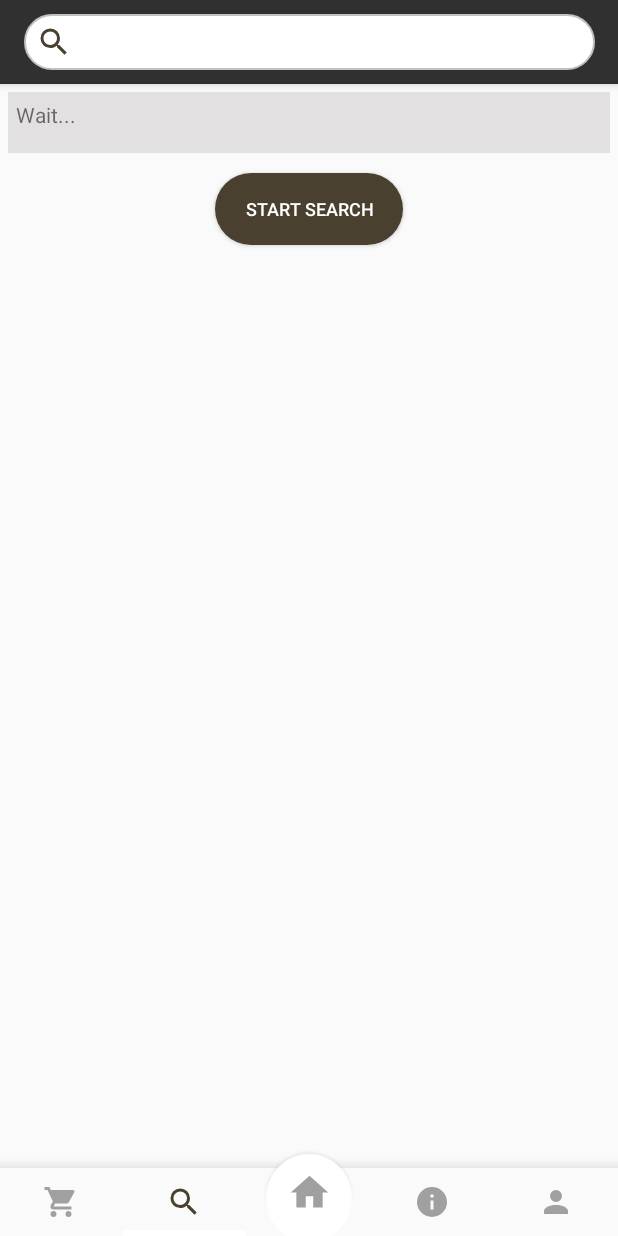
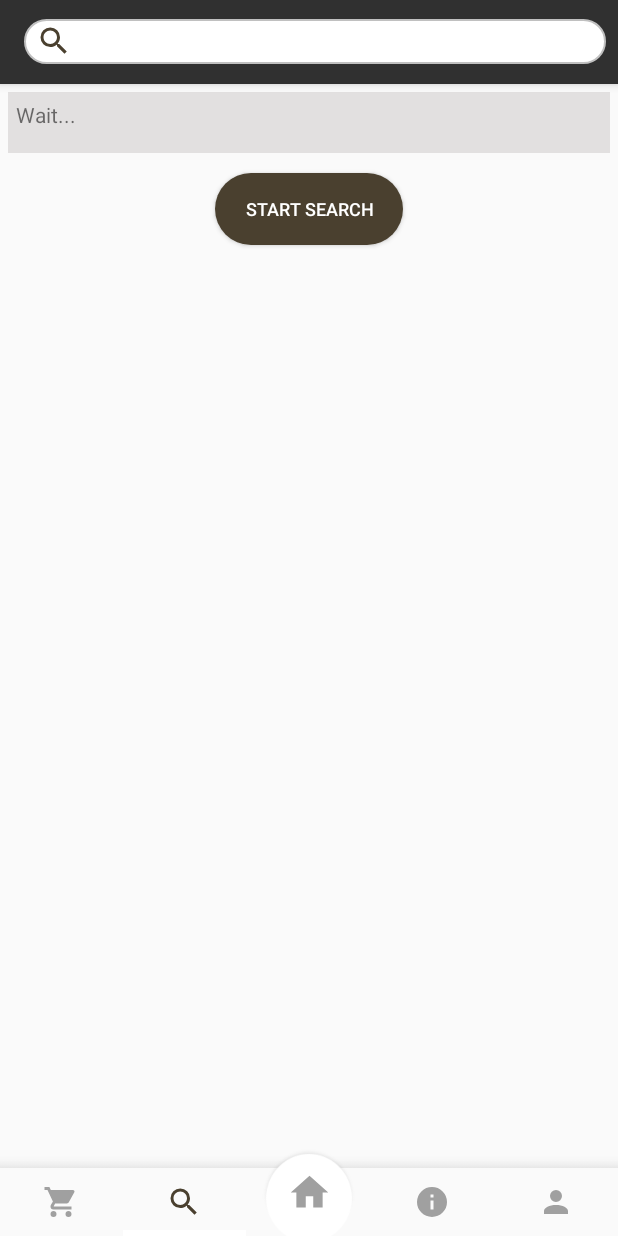
Before and after one commit to ShelMax/JangSisters, an Android app: the MainActivity screen opened directly, with no data from a screen before it, item 2 of the bottom bar chosen, on a phone screen of 412 x 824 dp. Run offline under Robolectric (Android 15) with nearby library versions, the phone set to English and light mode, and no system bars; our stand-ins replace ButterKnife; libraries missing offline, so code that uses them is left out: com.sothree.slidinguppanel; plain views replace SlidingUpPanelLayout; pictures from the network do not load; 8 statements that could not run were skipped.

Commit message:
Fix grid view post

```diff
--- a/app/src/main/java/kr/sofac/jangsisters/config/EnumPreference.java
+++ b/app/src/main/java/kr/sofac/jangsisters/config/EnumPreference.java
@@ -3,5 +3,5 @@ package kr.sofac.jangsisters.config;
 public enum EnumPreference {
     USER_ID, FOLLOWERS, SEARCH, USER_POSTS, BOOKMARKS, POST_ID, GRID_ACTION, URI, POST, UPDATED_PROFILE,
     MY_PROFILE, IS_AUTHORIZATION, GOOGLE_CLOUD_PREFERENCE, APP_PREFERENCES, CATEGORY_PREF,
-    VERSION_CATEGORIES, MY_USER;
+    VERSION_CATEGORIES, MY_USER
 }
--- a/app/src/main/java/kr/sofac/jangsisters/views/fragments/viewElements/GridViewPostFragment.java
+++ b/app/src/main/java/kr/sofac/jangsisters/views/fragments/viewElements/GridViewPostFragment.java
@@ -27,11 +27,13 @@ import kr.sofac.jangsisters.views.fragments.BaseFragment;
 
 public class GridViewPostFragment extends BaseFragment {
 
-    @BindView(R.id.recycler) RecyclerView recyclerView;
+    @BindView(R.id.recycler)
+    RecyclerView recyclerView;
     private List<Post> posts;
     private GridViewPostAdapter adapter;
     private ProgressBar progressBar;
     private int userID;
+
 
     @Nullable
     @Override
@@ -40,8 +42,8 @@ public class GridViewPostFragment extends BaseFragment {
         ButterKnife.bind(this, view);
         progressBar = new ProgressBar(getActivity());
         progressBar.showView();
-        userID = getArguments().getInt(EnumPreference.USER_ID.toString(), 0);
-        switch ((EnumPreference)getArguments().getSerializable(EnumPreference.GRID_ACTION.toString())){
+
+        switch (getTypeLoadingPostAndUserID()) {
             case BOOKMARKS:
                 loadBookmarks();
                 break;
@@ -55,9 +57,19 @@ public class GridViewPostFragment extends BaseFragment {
         return view;
     }
 
+    private EnumPreference getTypeLoadingPostAndUserID() {
+        if (getArguments() != null) {
+            userID = getArguments().getInt(EnumPreference.USER_ID.toString(), 0);
+            return (EnumPreference) this.getArguments().getSerializable(EnumPreference.GRID_ACTION.toString());
+        } else {
+            return EnumPreference.SEARCH;
+        }
+    }
+
+
     private void loadBookmarks() {
         new Connection<List<Post>>().getUserBookmarks(userID, (isSuccess, answerServerResponse) -> {
-            if(isSuccess){
+            if (isSuccess) {
                 postsLoaded(answerServerResponse.getDataTransferObject());
             } else {
                 //todo handle error
@@ -92,22 +104,22 @@ public class GridViewPostFragment extends BaseFragment {
                 .setFilter(new HashMap<>()), (isSuccess, answerServerResponse) -> {
             if (isSuccess) {
                 postsLoaded(answerServerResponse.getDataTransferObject());
-            }else{
+            } else {
                 //todo handle error
             }
             progressBar.dismissView();
         });
     }
 
-    private void loadPostsWithFilters() {
-        new Connection<List<Post>>().getListPosts(new SenderContainerDTO()
-                .setFilter(new HashMap<>()), (isSuccess, answerServerResponse) -> {
-            if (isSuccess) {
-                postsLoaded(answerServerResponse.getDataTransferObject());
-            }else{
-                //todo handle error
-            }
-            progressBar.dismissView();
-        });
-    }
+//    private void loadPostsWithFilters() {
+//        new Connection<List<Post>>().getListPosts(new SenderContainerDTO()
+//                .setFilter(new HashMap<>()), (isSuccess, answerServerResponse) -> {
+//            if (isSuccess) {
+//                postsLoaded(answerServerResponse.getDataTransferObject());
+//            } else {
+//                //todo handle error
+//            }
+//            progressBar.dismissView();
+//        });
+//    }
 }
--- a/app/src/main/res/layout/activity_main.xml
+++ b/app/src/main/res/layout/activity_main.xml
@@ -29,16 +29,17 @@
                 <EditText
                     android:id="@+id/search"
                     android:layout_width="match_parent"
-                    android:layout_height="match_parent"
-                    android:layout_marginBottom="9dp"
-                    android:layout_marginLeft="15dp"
-                    android:layout_marginRight="15dp"
-                    android:layout_marginTop="9dp"
+                    android:layout_height="30dp"
+                    android:layout_marginBottom="8dp"
+                    android:layout_marginLeft="8dp"
+                    android:layout_marginRight="8dp"
+                    android:layout_marginTop="8dp"
                     android:background="@drawable/rounded_edittext"
                     android:drawablePadding="5dp"
                     android:drawableStart="@drawable/magnify_selected"
                     android:inputType="text"
                     android:paddingStart="8dp"
+                    android:paddingEnd="8dp"
                     android:visibility="gone" />
 
             </android.support.v7.widget.Toolbar>
@@ -73,6 +74,7 @@
             app:layout_constraintEnd_toEndOf="parent"
             app:layout_constraintStart_toStartOf="parent"
             app:tabIndicatorColor="@color/colorTransparent"
+            app:tabGravity="fill"
             app:tabMode="fixed"
             app:tabSelectedTextColor="@color/colorTransparent" />
 
--- a/app/src/main/res/layout/item_post.xml
+++ b/app/src/main/res/layout/item_post.xml
@@ -4,7 +4,7 @@
     xmlns:tools="http://schemas.android.com/tools"
     android:layout_width="match_parent"
     android:layout_height="310dp"
-    android:layout_marginBottom="1dp">
+    android:layout_marginBottom="3dp">
 
     <ImageView
         android:id="@+id/item_post_image"
```
